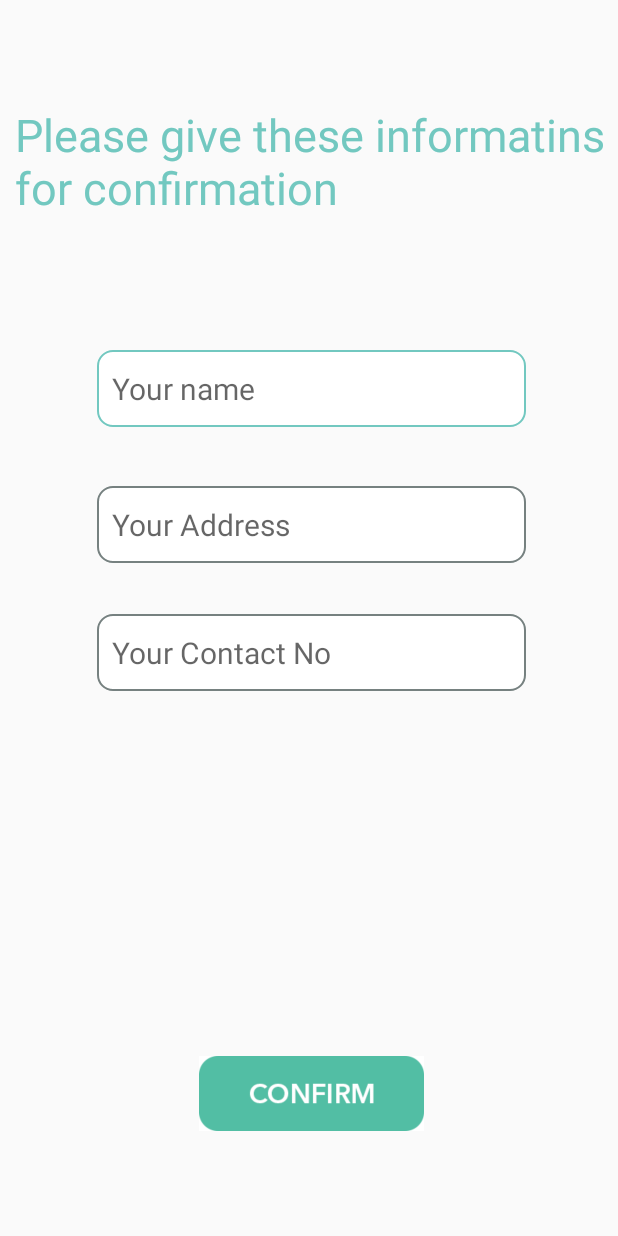
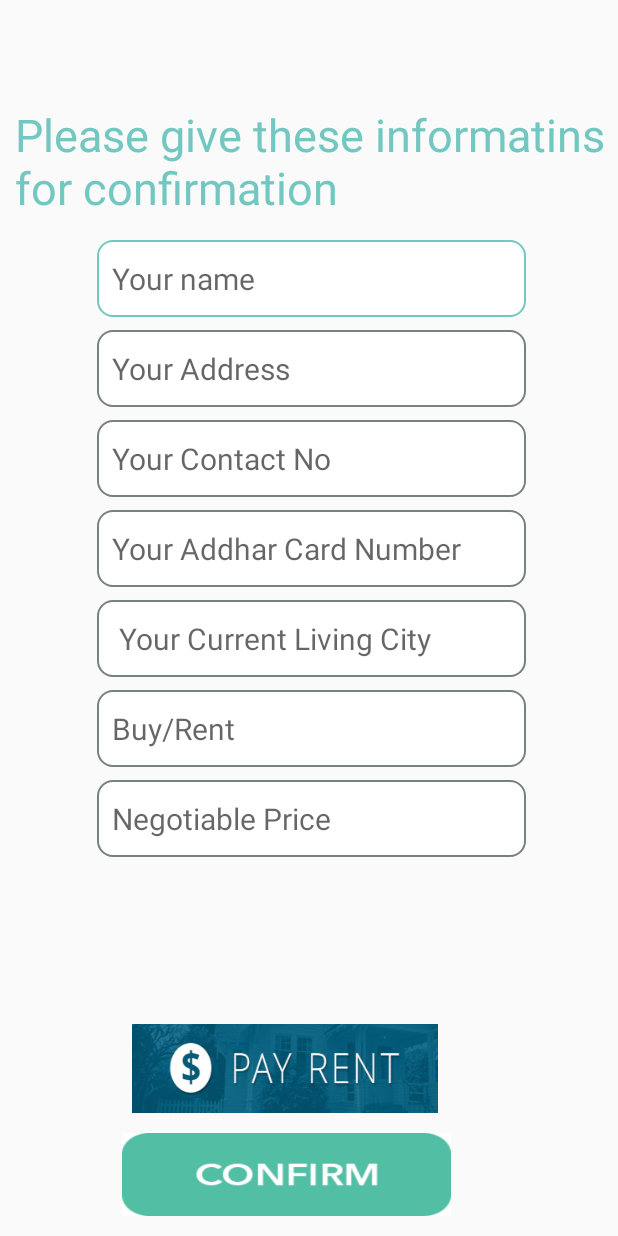
Before and after one commit to pritikuchhadiya/Android_Home_Rental, an Android app: the confirmRent screen opened directly, with no data from a screen before it, on a phone screen of 412 x 824 dp. Run offline under Robolectric (Android 15) with nearby library versions, the phone set to English and light mode, and no system bars; our stand-ins replace Firebase (no records; nobody signed in at launch, a user with empty details on screens opened directly); libraries missing offline, so code that uses them is left out: com.mapbox.core.

Commit message:
Rent Activity/Payment

```diff
--- a/app/src/main/java/com/example/rent_home/HomePage.java
+++ b/app/src/main/java/com/example/rent_home/HomePage.java
@@ -216,8 +216,6 @@ public class HomePage extends AppCompatActivity {
                     }
                 });
 
-
-
             }
 
             @NonNull
--- a/app/src/main/java/com/example/rent_home/confirmRent.java
+++ b/app/src/main/java/com/example/rent_home/confirmRent.java
@@ -25,7 +25,7 @@ import java.util.HashMap;
 
 public class confirmRent extends AppCompatActivity {
 
-    private EditText cName,cAddress,cNo;
+    private EditText cName,cAddress,cNo,caddhar,cnegotiation,ccurrentadd,cbuyrent;
     private ImageButton confirm;
     String saveCurrentDate;
     String saveCurrentTime;
@@ -40,6 +40,10 @@ public class confirmRent extends AppCompatActivity {
         cName=findViewById(R.id.con_Name);
         cAddress= findViewById(R.id.con_address);
         cNo= findViewById(R.id.con_phnNo);
+        caddhar=findViewById(R.id.con_addhar);
+        ccurrentadd=findViewById(R.id.con_currentadd);
+        cnegotiation=findViewById(R.id.con_Negotitation);
+        cbuyrent=findViewById(R.id.con_buyrent);
         confirm= findViewById(R.id.confirm);
 
         confirm.setOnClickListener(new View.OnClickListener() {
@@ -65,6 +69,22 @@ public class confirmRent extends AppCompatActivity {
         {
             Toast.makeText(this, "Please provide your contact no", Toast.LENGTH_SHORT).show();
         }
+        else if (TextUtils.isEmpty(caddhar.getText().toString()))
+        {
+            Toast.makeText(this, "Please provide your Addhar no", Toast.LENGTH_SHORT).show();
+        }
+        else if (TextUtils.isEmpty(ccurrentadd.getText().toString()))
+        {
+            Toast.makeText(this, "Please provide your Current Address", Toast.LENGTH_SHORT).show();
+        }
+        else if (TextUtils.isEmpty(cnegotiation.getText().toString()))
+        {
+            Toast.makeText(this, "Please provide your Negotiable Price", Toast.LENGTH_SHORT).show();
+        }
+        else if (TextUtils.isEmpty(cbuyrent.getText().toString()))
+        {
+            Toast.makeText(this, "Do You Want To Buy or Rent This House", Toast.LENGTH_SHORT).show();
+        }
         else{
             confirmation();
         }
@@ -84,7 +104,12 @@ public class confirmRent extends AppCompatActivity {
         map.put("Name",cName.getText().toString());
         map.put("ContactNo",cNo.getText().toString());
         map.put("Address",cAddress.getText().toString());
-       // map.put("Publisher", FirebaseAuth.getInstance().getCurrentUser().getUid());
+        map.put("Addhar",caddhar.getText().toString());
+        map.put("Current Address",ccurrentadd.getText().toString());
+        map.put("Negotiation",cnegotiation.getText().toString());
+        map.put("Buy Rent",cbuyrent.getText().toString());
+
+        // map.put("Publisher", FirebaseAuth.getInstance().getCurrentUser().getUid());
         map. put("State","Not Rented yet");
 
         rentRef.child(mAuth.getCurrentUser().getUid()).setValue(map).addOnCompleteListener(new OnCompleteListener<Void>() {
--- a/app/src/main/res/layout/activity_confirm_rent.xml
+++ b/app/src/main/res/layout/activity_confirm_rent.xml
@@ -30,7 +30,7 @@
         android:background="@drawable/custom_input"
         android:hint="Your name"
         android:textSize="20dp"
-        app:layout_constraintBottom_toBottomOf="parent"
+        android:layout_marginTop="160sp"
         app:layout_constraintEnd_toEndOf="parent"
         app:layout_constraintHorizontal_bias="0.512"
         app:layout_constraintStart_toStartOf="parent"
@@ -45,7 +45,7 @@
         android:hint="Your Contact No"
         android:paddingLeft="10dp"
         android:textSize="20dp"
-        app:layout_constraintBottom_toBottomOf="parent"
+        android:layout_marginTop="280sp"
         app:layout_constraintEnd_toEndOf="parent"
         app:layout_constraintHorizontal_bias="0.512"
         app:layout_constraintStart_toStartOf="parent"
@@ -60,23 +60,99 @@
         android:hint="Your Address"
         android:paddingLeft="10dp"
         android:textSize="20dp"
-        app:layout_constraintBottom_toBottomOf="parent"
+        android:layout_marginTop="220sp"
         app:layout_constraintEnd_toEndOf="parent"
         app:layout_constraintHorizontal_bias="0.512"
         app:layout_constraintStart_toStartOf="parent"
         app:layout_constraintTop_toTopOf="parent"
         app:layout_constraintVertical_bias="0.419" />
+
+    <EditText
+        android:id="@+id/con_addhar"
+        android:layout_width="286dp"
+        android:layout_height="51dp"
+        android:background="@drawable/custom_input"
+        android:hint="Your Addhar Card Number"
+        android:paddingLeft="10dp"
+        android:textSize="20dp"
+        android:layout_marginTop="340sp"
+        app:layout_constraintEnd_toEndOf="parent"
+        app:layout_constraintHorizontal_bias="0.512"
+        app:layout_constraintStart_toStartOf="parent"
+        app:layout_constraintTop_toTopOf="parent"
+        app:layout_constraintVertical_bias="0.419" />
+
+    <EditText
+        android:id="@+id/con_currentadd"
+        android:layout_width="286dp"
+        android:layout_height="51dp"
+        android:background="@drawable/custom_input"
+        android:hint=" Your Current Living City "
+        android:paddingLeft="10dp"
+        android:textSize="20dp"
+        android:layout_marginTop="400sp"
+        app:layout_constraintEnd_toEndOf="parent"
+        app:layout_constraintHorizontal_bias="0.512"
+        app:layout_constraintStart_toStartOf="parent"
+        app:layout_constraintTop_toTopOf="parent"
+        app:layout_constraintVertical_bias="0.419" />
+
+    <EditText
+        android:id="@+id/con_buyrent"
+        android:layout_width="286dp"
+        android:layout_height="51dp"
+        android:background="@drawable/custom_input"
+        android:hint="Buy/Rent"
+        android:paddingLeft="10dp"
+        android:textSize="20dp"
+        android:layout_marginTop="460sp"
+        app:layout_constraintEnd_toEndOf="parent"
+        app:layout_constraintHorizontal_bias="0.512"
+        app:layout_constraintStart_toStartOf="parent"
+        app:layout_constraintTop_toTopOf="parent"
+        app:layout_constraintVertical_bias="0.419" />
+
+    <EditText
+        android:id="@+id/con_Negotitation"
+        android:layout_width="286dp"
+        android:layout_height="51dp"
+        android:background="@drawable/custom_input"
+        android:hint="Negotiable Price"
+        android:paddingLeft="10dp"
+        android:textSize="20dp"
+        android:layout_marginTop="520sp"
+        app:layout_constraintEnd_toEndOf="parent"
+        app:layout_constraintHorizontal_bias="0.512"
+        app:layout_constraintStart_toStartOf="parent"
+        app:layout_constraintTop_toTopOf="parent"
+        app:layout_constraintVertical_bias="0.419" />
+
     <RelativeLayout
         android:layout_width="match_parent"
-    android:layout_height="match_parent">
+        android:layout_height="match_parent"
+        tools:layout_editor_absoluteX="-199dp"
+        tools:layout_editor_absoluteY="-70dp">
+
+        <ImageButton
+            android:id="@+id/payrent"
+            android:layout_width="204dp"
+            android:layout_height="wrap_content"
+            android:layout_alignParentEnd="true"
+            android:layout_alignParentBottom="true"
+            android:layout_marginEnd="120dp"
+            android:layout_marginBottom="82dp"
+            android:background="@color/White"
+            android:scaleType="fitXY"
+            app:srcCompat="@drawable/payrent" />
+
         <ImageButton
             android:id="@+id/confirm"
-        android:layout_width="150dp"
-        android:layout_height="50dp"
+            android:layout_width="219dp"
+            android:layout_height="55dp"
             android:layout_alignParentEnd="true"
             android:layout_alignParentBottom="true"
-        android:layout_marginEnd="129dp"
-        android:layout_marginBottom="70dp"
+            android:layout_marginEnd="111dp"
+            android:layout_marginBottom="13dp"
             android:background="@color/White"
             android:scaleType="fitXY"
             app:srcCompat="@drawable/confirm" />
--- a/app/src/main/res/layout/activity_pay_rent.xml
+++ b/app/src/main/res/layout/activity_pay_rent.xml
@@ -7,14 +7,14 @@
         tools:context=".PayRent">
 
     <EditText
+        android:id="@+id/amount_et"
         android:layout_width="match_parent"
         android:layout_height="wrap_content"
+        android:layout_marginLeft="20dp"
+        android:layout_marginTop="50dp"
+        android:layout_marginRight="20dp"
         android:hint="Amount"
-            android:layout_marginLeft="20dp"
-            android:layout_marginRight="20dp"
-            android:layout_marginTop="20dp"
-            android:id="@+id/amount_et"
-            android:inputType="number"/>
+        android:inputType="number" />
 
         <EditText
             android:layout_width="match_parent"
@@ -22,10 +22,10 @@
             android:hint="UPI ID"
             android:layout_marginLeft="20dp"
             android:layout_marginRight="20dp"
-            android:layout_marginTop="20dp"
+            android:layout_marginTop="30dp"
             android:id="@+id/upi_id"
             android:layout_below="@+id/amount_et"
-            android:text="chiraggsam@okaxis"/>
+            />
 
         <EditText
             android:layout_width="match_parent"
@@ -33,10 +33,10 @@
             android:hint="Name"
             android:layout_marginLeft="20dp"
             android:layout_marginRight="20dp"
-            android:layout_marginTop="20dp"
+            android:layout_marginTop="30dp"
             android:id="@+id/name"
             android:layout_below="@+id/upi_id"
-            android:text="Chirag Samtani"/>
+            />
 
         <EditText
             android:layout_width="match_parent"
@@ -44,21 +44,21 @@
             android:hint="Note"
             android:layout_marginLeft="20dp"
             android:layout_marginRight="20dp"
-            android:layout_marginTop="20dp"
+            android:layout_marginTop="30dp"
             android:id="@+id/note"
             android:layout_below="@+id/name"
-            android:text="Here's some money bro!"/>
+            />
 
     <Button
-            android:layout_width="100dp"
-            android:layout_height="wrap_content"
-            android:background="@color/colorPrimary"
-            android:textColor="#fff"
         android:id="@+id/send"
+        android:layout_width="182dp"
+        android:layout_height="62dp"
         android:layout_below="@+id/note"
-            android:layout_marginTop="20dp"
         android:layout_centerHorizontal="true"
-            android:text="send by upi"/>
+        android:layout_marginTop="40dp"
+        android:background="#00ffff"
+        android:text="send by upi"
+        android:textColor="#000000" />
 
 
     </RelativeLayout>
```
Also changed, not shown: app/src/main/res/drawable-xxhdpi/payrent.png (added). Lines whose indentation alone changed are shown as unchanged.
